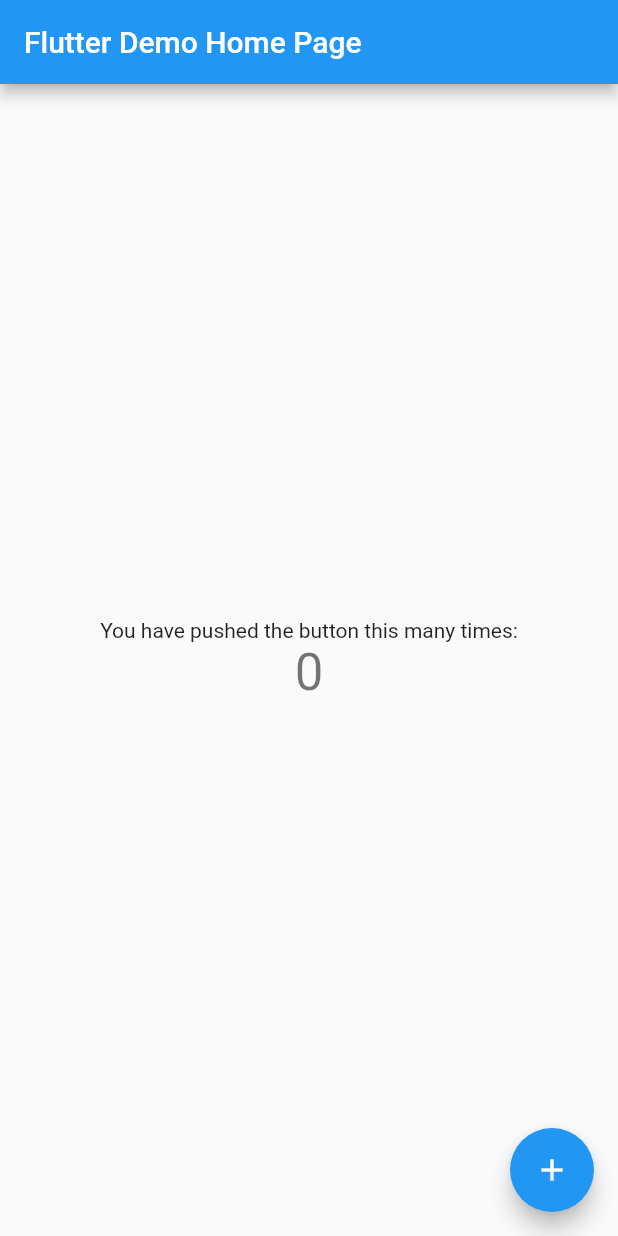
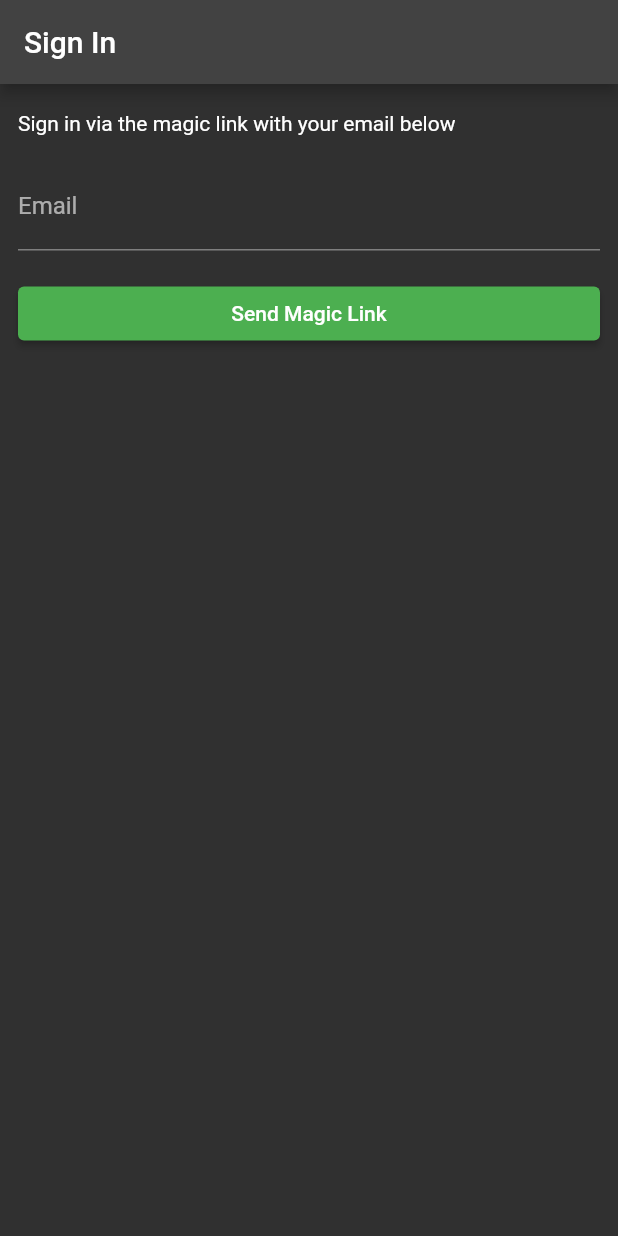
Before and after one commit to politicker/serenity, a Flutter app: the screen it shows after launch, on a phone screen of 412 x 824 dp. Run offline on Flutter 3.47's test engine with Material 2 defaults, Android fonts, the phone set to English and light mode, and no system bars; our stand-ins replace supabase_flutter; accounts and stored records are empty.

Commit message:
add login scaffold

```diff
--- a/lib/main.dart
+++ b/lib/main.dart
@@ -1,7 +1,15 @@
 import 'package:flutter/material.dart';
+import 'package:serenity/pages/login_page.dart';
+import 'package:serenity/pages/splash_page.dart';
+import 'package:supabase_flutter/supabase_flutter.dart';
 
-void main() {
-  runApp(const MyApp());
+Future<void> main() async {
+  await Supabase.initialize(
+    // TODO: Replace credentials with your own
+    url: 'YOUR_SUPABASE_URL',
+    anonKey: 'YOUR_SUPABASE_ANON_KEY',
+  );
+  runApp(MyApp());
 }
 
 class MyApp extends StatelessWidget {
@@ -11,20 +19,26 @@
   @override
   Widget build(BuildContext context) {
     return MaterialApp(
-      title: 'Flutter Demo',
-      theme: ThemeData(
-        // This is the theme of your application.
-        //
-        // Try running your application with "flutter run". You'll see the
-        // application has a blue toolbar. Then, without quitting the app, try
-        // changing the primarySwatch below to Colors.green and then invoke
-        // "hot reload" (press "r" in the console where you ran "flutter run",
-        // or simply save your changes to "hot reload" in a Flutter IDE).
-        // Notice that the counter didn't reset back to zero; the application
-        // is not restarted.
-        primarySwatch: Colors.blue,
+      title: 'Serenity',
+      theme: ThemeData.dark().copyWith(
+        primaryColor: Colors.green,
+        textButtonTheme: TextButtonThemeData(
+          style: TextButton.styleFrom(
+            foregroundColor: Colors.green,
+          ),
+        ),
+        elevatedButtonTheme: ElevatedButtonThemeData(
+          style: ElevatedButton.styleFrom(
+            foregroundColor: Colors.white,
+            backgroundColor: Colors.green,
+          ),
+        ),
       ),
-      home: const MyHomePage(title: 'Flutter Demo Home Page'),
+      initialRoute: '/',
+      routes: <String, WidgetBuilder>{
+        '/': (_) => const SplashPage(),
+        '/login': (_) => const LoginPage(),
+      },
     );
   }
 }
--- /dev/null
+++ b/lib/pages/login_page.dart
@@ -0,0 +1,89 @@
+import 'dart:async';
+
+import 'package:flutter/foundation.dart';
+import 'package:flutter/material.dart';
+import 'package:serenity/constants.dart';
+import 'package:supabase_flutter/supabase_flutter.dart';
+
+class LoginPage extends StatefulWidget {
+  const LoginPage({super.key});
+
+  @override
+  _LoginPageState createState() => _LoginPageState();
+}
+
+class _LoginPageState extends State<LoginPage> {
+  bool _isLoading = false;
+  bool _redirecting = false;
+  late final TextEditingController _emailController;
+  late final StreamSubscription<AuthState> _authStateSubscription;
+
+  Future<void> _signIn() async {
+    setState(() {
+      _isLoading = true;
+    });
+    try {
+      await supabase.auth.signInWithOtp(
+        email: _emailController.text,
+        emailRedirectTo:
+            kIsWeb ? null : 'io.supabase.flutterquickstart://login-callback/',
+      );
+      if (mounted) {
+        context.showSnackBar(message: 'Check your email for login link!');
+        _emailController.clear();
+      }
+    } on AuthException catch (error) {
+      context.showErrorSnackBar(message: error.message);
+    } catch (error) {
+      context.showErrorSnackBar(message: 'Unexpected error occurred');
+    }
+
+    setState(() {
+      _isLoading = false;
+    });
+  }
+
+  @override
+  void initState() {
+    _emailController = TextEditingController();
+    _authStateSubscription = supabase.auth.onAuthStateChange.listen((data) {
+      if (_redirecting) return;
+      final session = data.session;
+      if (session != null) {
+        _redirecting = true;
+        Navigator.of(context).pushReplacementNamed('/account');
+      }
+    });
+    super.initState();
+  }
+
+  @override
+  void dispose() {
+    _emailController.dispose();
+    _authStateSubscription.cancel();
+    super.dispose();
+  }
+
+  @override
+  Widget build(BuildContext context) {
+    return Scaffold(
+      appBar: AppBar(title: const Text('Sign In')),
+      body: ListView(
+        padding: const EdgeInsets.symmetric(vertical: 18, horizontal: 12),
+        children: [
+          const Text('Sign in via the magic link with your email below'),
+          const SizedBox(height: 18),
+          TextFormField(
+            controller: _emailController,
+            decoration: const InputDecoration(labelText: 'Email'),
+          ),
+          const SizedBox(height: 18),
+          ElevatedButton(
+            onPressed: _isLoading ? null : _signIn,
+            child: Text(_isLoading ? 'Loading' : 'Send Magic Link'),
+          ),
+        ],
+      ),
+    );
+  }
+}
```
Also changed, not shown: lib/constants.dart (added, +20 -0 lines), lib/pages/splash_page.dart (added, +40 -0 lines).
